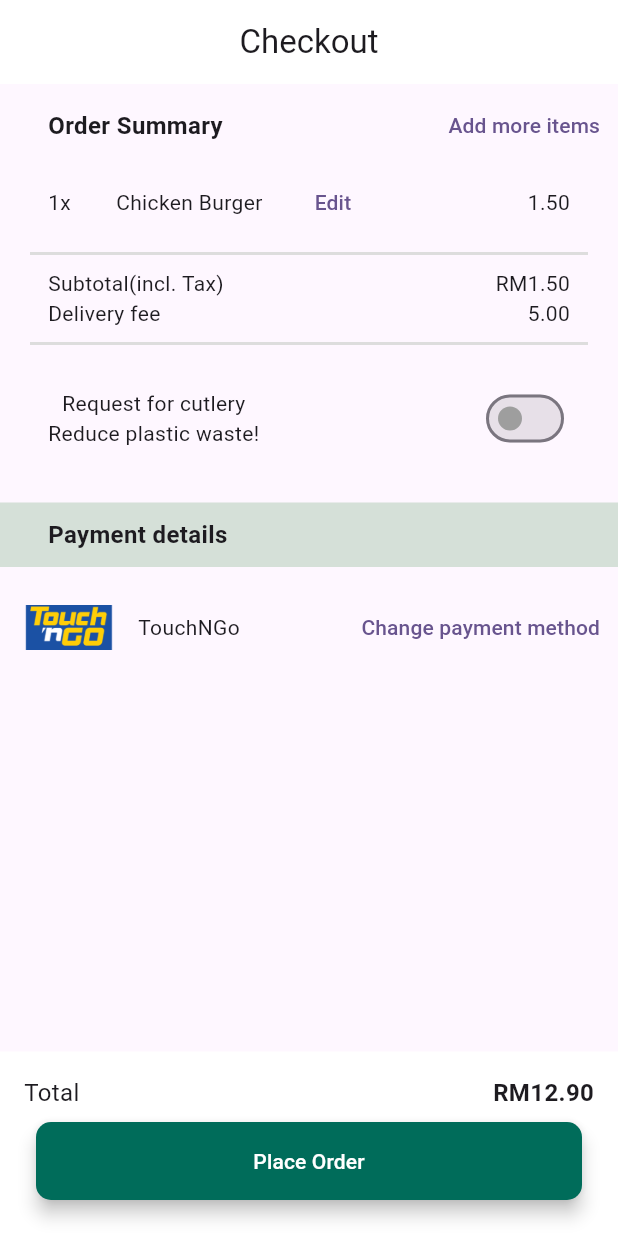
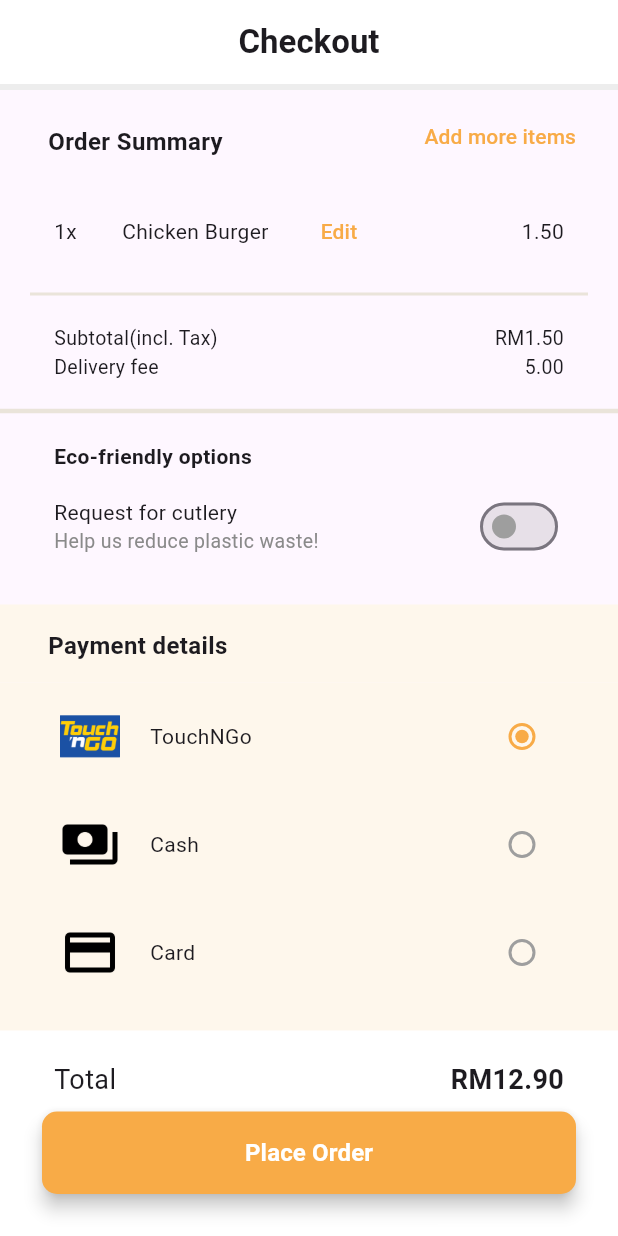
Before and after one commit to MarcusMQF/Food-System-App, a Flutter app: the screen it shows after launch, on a phone screen of 412 x 824 dp. Run offline on Flutter 3.47's test engine with Material 3 defaults, Android fonts, the phone set to English and light mode, and no system bars; our stand-ins replace flutter_svg; project files that could hold a hidden picture were left out.

Commit message:
enhance checkout page UI

```diff
--- a/lib/pages/checkout.dart
+++ b/lib/pages/checkout.dart
@@ -1,41 +1,23 @@
 import 'package:flutter/material.dart';
 import 'package:flutter_svg/flutter_svg.dart';
 import 'package:um_internal_hackathon/home_page.dart';
-import 'package:um_internal_hackathon/pages/payment_method_page.dart';
 
-SwitchWidget switchWidget() {
-  return const SwitchWidget();
+const String touchNGoImagePath = 'assets/tng-logo.png';
+const String cashImagePath = 'assets/icons/cash-icon.png';
+const String cardImagePath = 'assets/icons/credit-card-icon.png';
+
+List<String> options = ['TouchNGo','Cash', 'Card'];
+
+class CheckoutPage extends StatefulWidget {
+  const CheckoutPage({super.key});
+
+  @override
+  State<CheckoutPage> createState() => _CheckoutPageState();
 }
 
-class SwitchWidget extends StatefulWidget {
-  const SwitchWidget({super.key});
-
-  @override
-  State<SwitchWidget> createState() => _SwitchWidgetState();
-}
-
-class _SwitchWidgetState extends State<SwitchWidget> {
+class _CheckoutPageState extends State<CheckoutPage> {
   bool isSwitched = false;
-
-  @override
-  Widget build(BuildContext context) {
-    return Center(
-      child: Switch(
-        value: isSwitched,
-        onChanged: (value) {
-          setState(() {
-            isSwitched = value;
-          });
-        },
-        activeColor: const Color.fromARGB(255, 0, 108, 90), // Color when the switch is on
-        inactiveThumbColor: Colors.grey, // Thumb color when the switch is off
-      ),
-    );
-  }
-}
-
-class CheckoutPage extends StatelessWidget {
-  const CheckoutPage({super.key});
+  String currentOption = options[0];
 
   @override
   Widget build(BuildContext context) {
@@ -45,21 +27,25 @@ class CheckoutPage extends StatelessWidget {
       Stack (
         children: [
           SingleChildScrollView (
+          padding: const EdgeInsets.only(bottom: 80.0),
           child: Column(
             children:[
+
               // order summary title
               Row(
               mainAxisAlignment: MainAxisAlignment.spaceBetween, // Aligns children along the main axis (horizontal)
               children: <Widget>[
                 const Padding(
-                  padding: EdgeInsets.symmetric(horizontal: 32.0, vertical: 16.0), // Adds horizontal padding
+                  padding: EdgeInsets.only(left: 32.0, right: 32.0, bottom: 16.0, top: 23), // Adds horizontal padding
                   child: Text("Order Summary",
                   style: TextStyle(
                     fontSize: 16,
                     fontWeight: FontWeight.bold,
                   )),
                 ),
-                TextButton(
+                Container(
+                  margin: EdgeInsets.only(right: 16),
+                  child: TextButton(
                     onPressed: () {
                       // Navigate to the CheckoutPage when the button is clicked
                       Navigator.push(
@@ -67,15 +53,20 @@ class CheckoutPage extends StatelessWidget {
                         MaterialPageRoute(builder: (context) => const HomePage()),
                       );
                     },
-                  child: const Text('Add more items')
+                    child: const Text('Add more items',
+                    style: TextStyle(
+                      color: Color.fromARGB(255,248, 171, 71),
+                    ),)
+                    ),
                 ),
                 ],
               ),
+
               // order summary content
               //order
               Container(
-                padding: const EdgeInsets.symmetric(horizontal: 16.0), // Add padding around the container
-                margin: const EdgeInsets.symmetric(horizontal: 16.0),  // Add margin around the container
+                padding: const EdgeInsets.symmetric(horizontal: 20.0), // Add padding around the container
+                margin: const EdgeInsets.symmetric(horizontal: 16.0, vertical: 8),  // Add margin around the container
                 child: Row(
                   mainAxisAlignment: MainAxisAlignment.spaceBetween,
                   children: [
@@ -88,7 +79,10 @@ class CheckoutPage extends StatelessWidget {
                         TextButton(onPressed: () {
 
                             },
-                            child: const Text('Edit')
+                            child: const Text('Edit',
+                            style: TextStyle(
+                              color: Color.fromARGB(255,248, 171, 71),
+                            ),)
                         ),
                       ]
                     ),
@@ -100,22 +94,28 @@ class CheckoutPage extends StatelessWidget {
               const Divider(
                 height: 20, // Height of the divider
                 thickness: 2, // Thickness of the line
-                color: Color.fromARGB(255, 221, 221, 221), // Color of the line
+                color: Color.fromARGB(255, 234, 228, 218), // Color of the line
                 indent: 20, // Indent from the left
                 endIndent: 20, // Indent from the right
               ),
               // payment details
               Container(
-                padding: const EdgeInsets.symmetric(horizontal: 16.0), // Add padding around the container
-                margin: const EdgeInsets.symmetric(horizontal: 16.0),  // Add margin around the container
+                padding: const EdgeInsets.symmetric(horizontal: 20.0), // Add padding around the container
+                margin: const EdgeInsets.symmetric(horizontal: 16.0, vertical: 10),  // Add margin around the container
                 child: const Column(
                   children: [
                     // Delivery fee
                     Row(
                       mainAxisAlignment: MainAxisAlignment.spaceBetween,
                       children: [
-                        Text('Subtotal(incl. Tax)'),
-                        Text('RM1.50'),
+                        Text('Subtotal(incl. Tax)',
+                        style: TextStyle(
+                          fontSize: 13,
+                        ),),
+                        Text('RM1.50',
+                        style: TextStyle(
+                          fontSize: 13,
+                        ),),
                       ],
 
                     ),
@@ -123,8 +123,14 @@ class CheckoutPage extends StatelessWidget {
                     Row(
                       mainAxisAlignment: MainAxisAlignment.spaceBetween,
                       children: [
-                        Text('Delivery fee'),
-                        Text('5.00'),
+                        Text('Delivery fee',
+                        style: TextStyle(
+                          fontSize: 13,
+                        ),),
+                        Text('5.00',
+                        style: TextStyle(
+                          fontSize: 13,
+                        ),),
                       ],
                     ),
                   ],
@@ -132,34 +138,70 @@ class CheckoutPage extends StatelessWidget {
               ),
               const Divider(
                 height: 20, // Height of the divider
-                thickness: 2, // Thickness of the line
-                color: Color.fromARGB(255, 221, 221, 221), // Color of the line
-                indent: 20, // Indent from the left
-                endIndent: 20, // Indent from the right
+                thickness: 3, // Thickness of the line
+                color: Color.fromARGB(255, 234, 228, 218),
               ),
               //Option for cutlery
               Container(
-                padding: const EdgeInsets.symmetric(horizontal: 16.0), // Add padding around the container
-                margin: const EdgeInsets.symmetric(horizontal: 16.0, vertical: 16.0),  // Add margin around the container
-
-                child: const Row(
-                  mainAxisAlignment: MainAxisAlignment.spaceBetween,
-                  children: [
+                padding: const EdgeInsets.symmetric(horizontal: 20.0),
+                margin: const EdgeInsets.symmetric(horizontal: 16.0, vertical: 10.0),
+                child:
                   Column(
                     children: [
-                        Text('Request for cutlery'),
-                        Text('Reduce plastic waste!'),
-                      ],
+                      Container(
+                        margin: EdgeInsets.only(bottom: 13),
+                        child: const Row(
+                          children: [
+                            Text('Eco-friendly options',
+                            textAlign: TextAlign.left,
+                            style: TextStyle(
+                            fontWeight: FontWeight.bold,
                           ),
-                    SwitchWidget(),
+                                              ),
                           ],
                         ),
                       ),
+                        Row(
+                        mainAxisAlignment: MainAxisAlignment.spaceBetween,
+                        children: [
+                          const Column(
+                            mainAxisAlignment: MainAxisAlignment.start,
+                            crossAxisAlignment: CrossAxisAlignment.start,
+                            children: [
+                              Text('Request for cutlery',
+                                textAlign: TextAlign.left,
+                                ),
+                              Text('Help us reduce plastic waste!',
+                              textAlign: TextAlign.left,
+                              style: TextStyle(
+                                fontSize: 13,
+                                color: Color.fromARGB(255, 138, 138, 138),
+                              ),),
+                            ],
+                        ),
+                        Align(
+                          alignment: Alignment.centerRight,
+                          child: Switch(
+                            value: isSwitched,
+                            onChanged: (value) {
+                              setState(() {
+                                isSwitched = value;
+                              });
+                            },
+                            activeColor: const Color.fromARGB(255,248, 171, 71), // Color when the switch is on
+                            inactiveThumbColor: Colors.grey, // Thumb color when the switch is off
+                          ),
+                        ),
+                      ],
+                    ),
+                  ],
+                )
+              ),
               Container(
-                padding: const EdgeInsets.symmetric(horizontal: 32.0, vertical: 10.0),
-                margin: const EdgeInsets.symmetric(vertical: 16.0),
+                padding: const EdgeInsets.only(left: 32.0, right: 32.0, top: 16.0, bottom: 13),
+                margin: const EdgeInsets.only(top: 18.0),
                 width: double.infinity,
-                color: const Color.fromARGB(255, 213, 224, 216),
+                color: const Color.fromARGB(255, 254, 247, 236),
                 child: const Text(
                   'Payment details',
                   style: TextStyle(
@@ -167,42 +209,17 @@ class CheckoutPage extends StatelessWidget {
                     fontWeight: FontWeight.bold,
                   ),),
               ),
-              Column(
+              Container(
+                color: const Color.fromARGB(255, 254, 247, 236),
+                padding: const EdgeInsets.only(bottom: 40.0, left: 32, right: 32),
+                child: Column(
                   children: [
-                  Row(
-                    mainAxisAlignment: MainAxisAlignment.spaceBetween,
-                    children: [
-                      Row(
-                        children: [
-                          Container(
-                            margin: EdgeInsets.symmetric(horizontal: 16.0),
-                            width: 60,
-                            height: 30,
-                            decoration: const BoxDecoration(
-                              image: DecorationImage(
-                                image: AssetImage('assets/tng-logo.png'),
-                                fit: BoxFit.cover,
-                              ),
-                            ),
-                          ),
-                          const Text("TouchNGo"),
+                    paymentMethod(touchNGoImagePath, 'TouchNGo'),
+                    paymentMethod(cashImagePath, 'Cash'),
+                    paymentMethod(cardImagePath, 'Card'),
                   ],
                 ),
-
-                      TextButton(
-                        onPressed: () {
-                          // Navigate to the PaymentMethodPage when the button is clicked
-                          Navigator.push(
-                            context,
-                            MaterialPageRoute(builder: (context) => const PaymentDetailsPage()),
-                          );
-                        },
-                        child: const Text('Change payment method')
               )
-                    ],
-                  )
-                ],
-              ),
             ],
           ),
         ),
@@ -210,23 +227,29 @@ class CheckoutPage extends StatelessWidget {
             alignment: Alignment.bottomCenter,
             child: Container(
               width: double.infinity,
-              padding: const EdgeInsets.all(16.0),
+              padding: const EdgeInsets.all(20.0),
               color: Colors.white,
               child: Column(
                 mainAxisSize: MainAxisSize.min,
                 children: [
-                  const Row(
+                  Row(
                     mainAxisAlignment: MainAxisAlignment.spaceBetween,
                     children: [
-                      Text('Total',
+                      Container(
+                        margin: EdgeInsets.only(left: 16),
+                        child: Text('Total',
                         style: TextStyle(
-                        fontSize: 16,
+                          fontSize: 18,
                         )),
-                      Text('RM12.90',
+                      ),
+                      Container(
+                        margin: EdgeInsets.only(right: 16),
+                        child: Text('RM12.90',
                         style: TextStyle(
-                        fontSize: 16,
+                          fontSize: 18,
                           fontWeight: FontWeight.bold,
-                      ))
+                        )),
+                      )
                     ],
                   ),
                   Container (
@@ -236,7 +259,7 @@ class CheckoutPage extends StatelessWidget {
                       onPressed: () {
                       },
                       style: ElevatedButton.styleFrom(
-                      backgroundColor: const Color.fromARGB(255, 0, 108, 90),
+                      backgroundColor: const Color.fromARGB(255,248, 171, 71),
                       elevation: 5, // Shadow elevation
                       shape: RoundedRectangleBorder(
                         borderRadius: BorderRadius.circular(10), // Rounded corners
@@ -246,6 +269,8 @@ class CheckoutPage extends StatelessWidget {
                       child: const Text('Place Order',
                       style: TextStyle(
                         color: Colors.white,
+                        fontSize: 16,
+                        fontWeight: FontWeight.bold,
                       ),),
                     ),
                   ),
@@ -257,11 +282,75 @@ class CheckoutPage extends StatelessWidget {
       ),
     );
   }
+
+  Container paymentMethod(String imagePath, String paymentMethod) {
+    return Container (
+            margin: EdgeInsets.symmetric(vertical: 6.0),
+            padding: EdgeInsets.symmetric(horizontal: 8),
+            child: Container(
+              padding: const EdgeInsets.symmetric(vertical: 6.0),
+              child:
+                Row (
+                  mainAxisAlignment: MainAxisAlignment.spaceBetween,
+                  children: [
+                    Row(
+                    children: [
+                      Container(
+                        width: 40,
+                        height: 30,
+                        decoration: BoxDecoration(
+                          image: DecorationImage(
+                            image: AssetImage(imagePath),
+                            fit: BoxFit.cover,
+                          ),
+                        ),
+                      ),
+                      Container(
+                        margin: EdgeInsets.symmetric(horizontal: 20.0),
+                        child: Text(paymentMethod)
+                      ),
+                    ],
+                  ),
+                  Container (
+                    child: Radio<String>(
+                      value: paymentMethod,
+                      groupValue: currentOption,
+                      onChanged: (value) {
+                        setState(() {
+                          currentOption = value!;
+                        });
+                      },
+                      activeColor: Color.fromARGB(255,248, 171, 71), // Color when selected
+                      fillColor: WidgetStateProperty.resolveWith<Color>(
+                        (Set<WidgetState> states) {
+                          if (states.contains(WidgetState.selected)) {
+                            return Color.fromARGB(255,248, 171, 71); // Color when selected
+                          }
+                          return Colors.grey; // Color when not selected
+                        },
+                      ),
+                    ),
+                  ),
+                ],
+              ),
+            ),
+          );
+  }
 }
 
 AppBar appBar(BuildContext context){
   return AppBar(
-    title: const Text('Checkout'),
+    title: const Text('Checkout',
+    style: TextStyle(
+      fontWeight: FontWeight.bold,
+    ),),
+    bottom: PreferredSize(
+            preferredSize: Size.fromHeight(4.0), // Adjust the height as needed
+            child: Container(
+              color: const Color.fromARGB(255, 237, 237, 237), // Adjust the color as needed
+              height: 4.0, // Adjust the height as needed
+            ),
+          ),
     centerTitle: true,
     backgroundColor: Colors.white,
     elevation: 0.0,
--- a/lib/pages/payment_method_page.dart
+++ /dev/null
@@ -1,77 +0,0 @@
-import 'package:flutter/material.dart';
-
-class PaymentDetailsPage extends StatelessWidget {
-  const PaymentDetailsPage({super.key});
-
-  @override
-  Widget build(BuildContext context) {
-    return Scaffold(
-      appBar: appBar(context),
-      body:
-      Container(
-        padding: const EdgeInsets.all(16.0), // Add padding around the container
-        margin: const EdgeInsets.all(16.0),  // Add margin around the container
-        child: Column(
-          children: [
-            Container (
-              margin: const EdgeInsets.symmetric(vertical: 16.0),
-              decoration: const BoxDecoration(
-                color: Color.fromARGB(255, 231, 231, 231),
-              ),
-              child: Row(
-                children: [
-                  Container(
-                    width: 80,
-                    height: 40,
-                    decoration: const BoxDecoration(
-                      image: DecorationImage(
-                        image: AssetImage('assets/icons/cash-icon.png'),
-                        fit: BoxFit.cover,
-                      ),
-                    ),
-                  ),
-                  const Padding(
-                    padding: EdgeInsets.symmetric(horizontal: 32.0, vertical: 16.0), // Adds horizontal padding
-                    child: Text("Cash"),
-                  ),
-                ],
-              ),
-            ),
-            Container (
-              decoration: const BoxDecoration(
-                color: Color.fromARGB(255, 231, 231, 231),
-              ),
-              child: Row(
-                children: [
-                  Container(
-                    width: 80,
-                    height: 40,
-                    decoration: const BoxDecoration(
-                      image: DecorationImage(
-                        image: AssetImage('assets/icons/credit-card-icon.png'),
-                        fit: BoxFit.cover,
-                      ),
-                    ),
-                  ),
-                  const Padding(
-                    padding: EdgeInsets.symmetric(horizontal: 32.0, vertical: 16.0), // Adds horizontal padding
-                    child: Text("Card"),
-                  ),
-                ],
-              ),
-            )
-          ],
-        ),
-      )
-    );
-  }
-}
-
-AppBar appBar(BuildContext context){
-  return AppBar(
-    title: const Text('Payment Method'),
-    centerTitle: true,
-    backgroundColor: Colors.white,
-    elevation: 0.0,
-  );
-}
```
Lines whose indentation alone changed are shown as unchanged.
